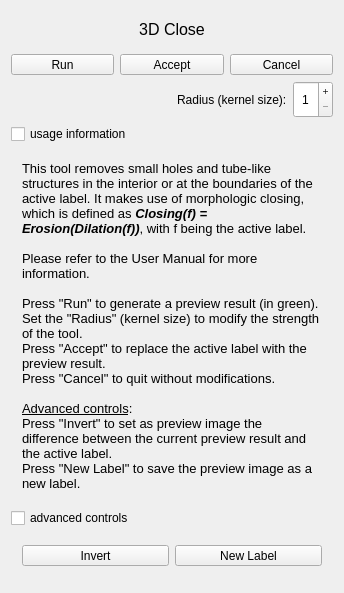
Before: the Qt Designer form Modules/SegmentationUI/Qmitk/QmitkCloseTool3DGUIControls.ui in MITK/MITK, drawn with Qt 5.
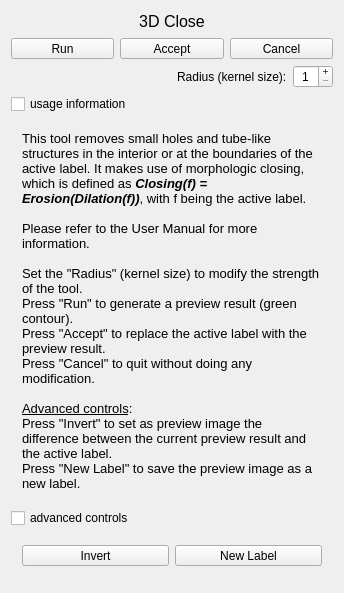
After: the same form once the commit is applied. Icons and pictures are not drawn.

Diff of the .ui file:
```diff
--- a/Modules/SegmentationUI/Qmitk/QmitkCloseTool3DGUIControls.ui
+++ b/Modules/SegmentationUI/Qmitk/QmitkCloseTool3DGUIControls.ui
@@ -271,10 +271,10 @@
 &lt;p style=&quot;-qt-paragraph-type:empty; margin-top:0px; margin-bottom:0px; margin-left:0px; margin-right:0px; -qt-block-indent:0; text-indent:0px; font-size:10pt;&quot;&gt;&lt;br /&gt;&lt;/p&gt;
 &lt;p style=&quot; margin-top:0px; margin-bottom:0px; margin-left:0px; margin-right:0px; -qt-block-indent:0; text-indent:0px;&quot;&gt;&lt;span style=&quot; font-size:10pt;&quot;&gt;Please refer to the User Manual for more information.&lt;/span&gt;&lt;/p&gt;
 &lt;p style=&quot;-qt-paragraph-type:empty; margin-top:0px; margin-bottom:0px; margin-left:0px; margin-right:0px; -qt-block-indent:0; text-indent:0px; font-family:'Sans'; font-size:10pt;&quot;&gt;&lt;br /&gt;&lt;/p&gt;
-&lt;p style=&quot; margin-top:0px; margin-bottom:0px; margin-left:0px; margin-right:0px; -qt-block-indent:0; text-indent:0px;&quot;&gt;&lt;span style=&quot; font-family:'Sans'; font-size:10pt;&quot;&gt;Press &amp;quot;Run&amp;quot; to generate a preview result (in green).&lt;/span&gt;&lt;/p&gt;
 &lt;p style=&quot; margin-top:0px; margin-bottom:0px; margin-left:0px; margin-right:0px; -qt-block-indent:0; text-indent:0px;&quot;&gt;&lt;span style=&quot; font-family:'Sans'; font-size:10pt;&quot;&gt;Set the &amp;quot;Radius&amp;quot; (kernel size) to modify the strength of the tool.&lt;/span&gt;&lt;/p&gt;
+&lt;p style=&quot; margin-top:0px; margin-bottom:0px; margin-left:0px; margin-right:0px; -qt-block-indent:0; text-indent:0px;&quot;&gt;&lt;span style=&quot; font-family:'Sans'; font-size:10pt;&quot;&gt;Press &amp;quot;Run&amp;quot; to generate a preview result (green contour).&lt;/span&gt;&lt;/p&gt;
 &lt;p style=&quot; margin-top:0px; margin-bottom:0px; margin-left:0px; margin-right:0px; -qt-block-indent:0; text-indent:0px;&quot;&gt;&lt;span style=&quot; font-family:'Sans'; font-size:10pt;&quot;&gt;Press &amp;quot;Accept&amp;quot; to replace the active label with the preview result.&lt;/span&gt;&lt;/p&gt;
-&lt;p style=&quot; margin-top:0px; margin-bottom:0px; margin-left:0px; margin-right:0px; -qt-block-indent:0; text-indent:0px;&quot;&gt;&lt;span style=&quot; font-family:'Sans'; font-size:10pt;&quot;&gt;Press &amp;quot;Cancel&amp;quot; to quit without modifications.&lt;/span&gt;&lt;/p&gt;
+&lt;p style=&quot; margin-top:0px; margin-bottom:0px; margin-left:0px; margin-right:0px; -qt-block-indent:0; text-indent:0px;&quot;&gt;&lt;span style=&quot; font-family:'Sans'; font-size:10pt;&quot;&gt;Press &amp;quot;Cancel&amp;quot; to quit without doing any modification.&lt;/span&gt;&lt;/p&gt;
 &lt;p style=&quot;-qt-paragraph-type:empty; margin-top:0px; margin-bottom:0px; margin-left:0px; margin-right:0px; -qt-block-indent:0; text-indent:0px; font-family:'Sans'; font-size:10pt;&quot;&gt;&lt;br /&gt;&lt;/p&gt;
 &lt;p style=&quot; margin-top:0px; margin-bottom:0px; margin-left:0px; margin-right:0px; -qt-block-indent:0; text-indent:0px;&quot;&gt;&lt;span style=&quot; font-family:'Sans'; font-size:10pt; text-decoration: underline;&quot;&gt;Advanced controls&lt;/span&gt;&lt;span style=&quot; font-family:'Sans'; font-size:10pt;&quot;&gt;:&lt;/span&gt;&lt;/p&gt;
 &lt;p style=&quot; margin-top:0px; margin-bottom:0px; margin-left:0px; margin-right:0px; -qt-block-indent:0; text-indent:0px;&quot;&gt;&lt;span style=&quot; font-family:'Sans'; font-size:10pt;&quot;&gt;Press &amp;quot;Invert&amp;quot; to set as preview image the difference between the current preview result and the active label.&lt;/span&gt;&lt;/p&gt;
```
